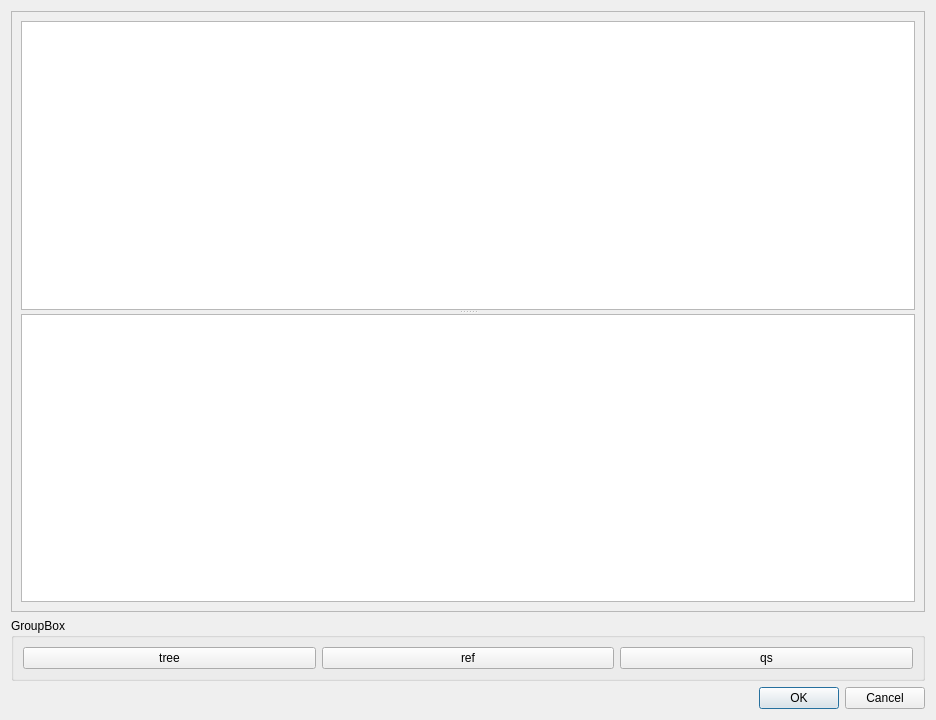
Old version of the form dialog.ui in the repository sim82/contraption.
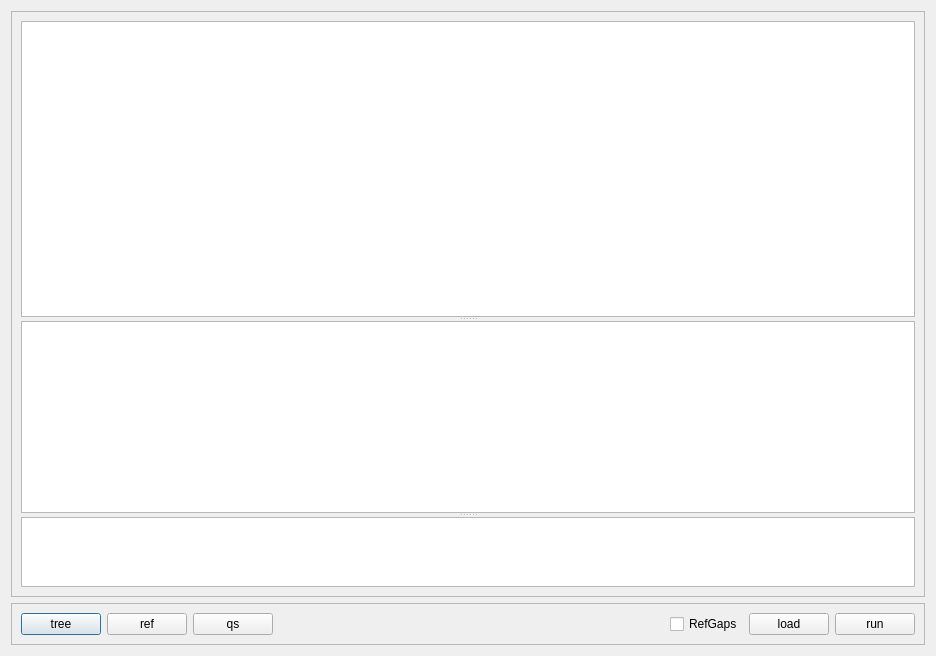
New version of the form.

Commit message: contraption seems to work

What changed in the file:
```diff
--- a/dialog.ui
+++ b/dialog.ui
@@ -7,7 +7,7 @@
     <x>0</x>
     <y>0</y>
     <width>936</width>
-    <height>720</height>
+    <height>656</height>
    </rect>
   </property>
   <property name="windowTitle">
@@ -29,6 +29,12 @@
          <enum>Qt::Vertical</enum>
         </property>
         <widget class="QTableView" name="tv_alignment">
+         <property name="sizePolicy">
+          <sizepolicy hsizetype="Expanding" vsizetype="Expanding">
+           <horstretch>0</horstretch>
+           <verstretch>10</verstretch>
+          </sizepolicy>
+         </property>
          <property name="showGrid">
           <bool>false</bool>
          </property>
@@ -36,10 +42,30 @@
           <bool>false</bool>
          </attribute>
         </widget>
+        <widget class="QTableView" name="tv_qs">
+         <property name="enabled">
+          <bool>true</bool>
+         </property>
+         <property name="showGrid">
+          <bool>false</bool>
+         </property>
+        </widget>
         <widget class="QPlainTextEdit" name="pte_log">
          <property name="enabled">
           <bool>true</bool>
          </property>
+         <property name="sizePolicy">
+          <sizepolicy hsizetype="Expanding" vsizetype="Preferred">
+           <horstretch>0</horstretch>
+           <verstretch>1</verstretch>
+          </sizepolicy>
+         </property>
+         <property name="baseSize">
+          <size>
+           <width>0</width>
+           <height>0</height>
+          </size>
+         </property>
          <property name="readOnly">
           <bool>true</bool>
          </property>
@@ -50,11 +76,14 @@
     </widget>
    </item>
    <item>
-    <widget class="QGroupBox" name="groupBox">
-     <property name="title">
-      <string>GroupBox</string>
+    <widget class="QFrame" name="frame_2">
+     <property name="frameShape">
+      <enum>QFrame::StyledPanel</enum>
      </property>
-     <layout class="QHBoxLayout" name="horizontalLayout">
+     <property name="frameShadow">
+      <enum>QFrame::Raised</enum>
+     </property>
+     <layout class="QHBoxLayout" name="horizontalLayout_3">
       <item>
        <widget class="QPushButton" name="pb_tree">
         <property name="text">
@@ -76,19 +105,43 @@
         </property>
        </widget>
       </item>
+      <item>
+       <spacer name="horizontalSpacer">
+        <property name="orientation">
+         <enum>Qt::Horizontal</enum>
+        </property>
+        <property name="sizeHint" stdset="0">
+         <size>
+          <width>40</width>
+          <height>20</height>
+         </size>
+        </property>
+       </spacer>
+      </item>
+      <item>
+       <widget class="QCheckBox" name="cbRefGaps">
+        <property name="text">
+         <string>RefGaps</string>
+        </property>
+       </widget>
+      </item>
+      <item>
+       <widget class="QPushButton" name="pbLoad">
+        <property name="text">
+         <string>load</string>
+        </property>
+       </widget>
+      </item>
+      <item>
+       <widget class="QPushButton" name="pbRun">
+        <property name="text">
+         <string>run</string>
+        </property>
+       </widget>
+      </item>
      </layout>
     </widget>
    </item>
-   <item>
-    <widget class="QDialogButtonBox" name="buttonBox">
-     <property name="orientation">
-      <enum>Qt::Horizontal</enum>
-     </property>
-     <property name="standardButtons">
-      <set>QDialogButtonBox::Cancel|QDialogButtonBox::Ok</set>
-     </property>
-    </widget>
-   </item>
   </layout>
  </widget>
  <resources/>
```
Left out of the diff: 34 changed lines with no effect on the pictures. The commit also changes 2 other files.
